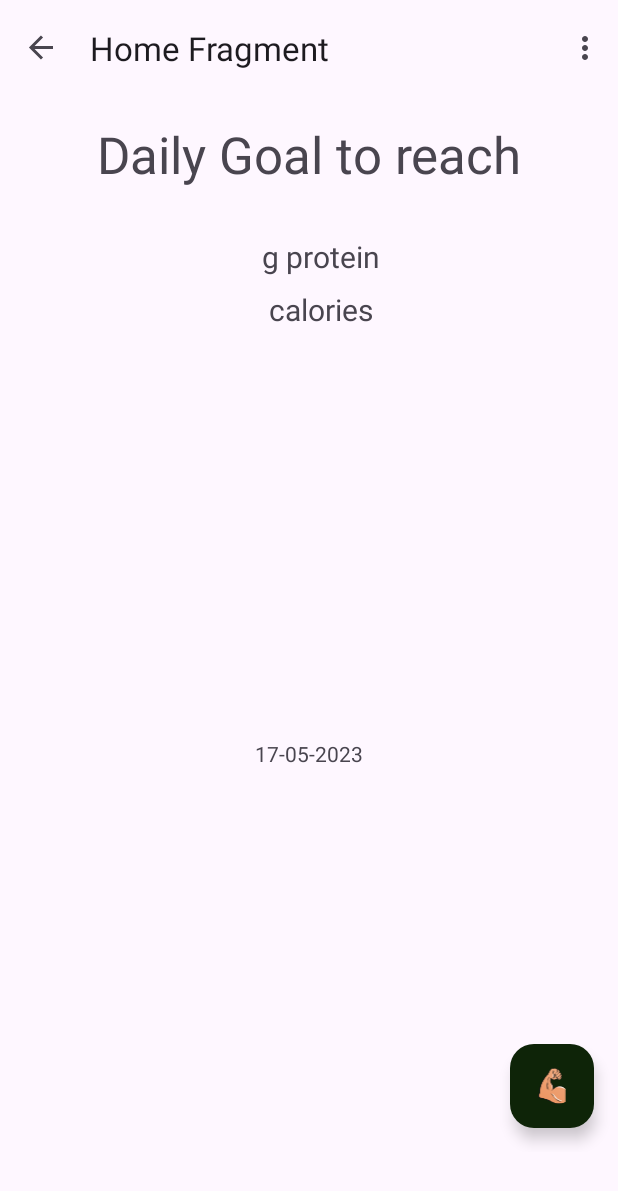
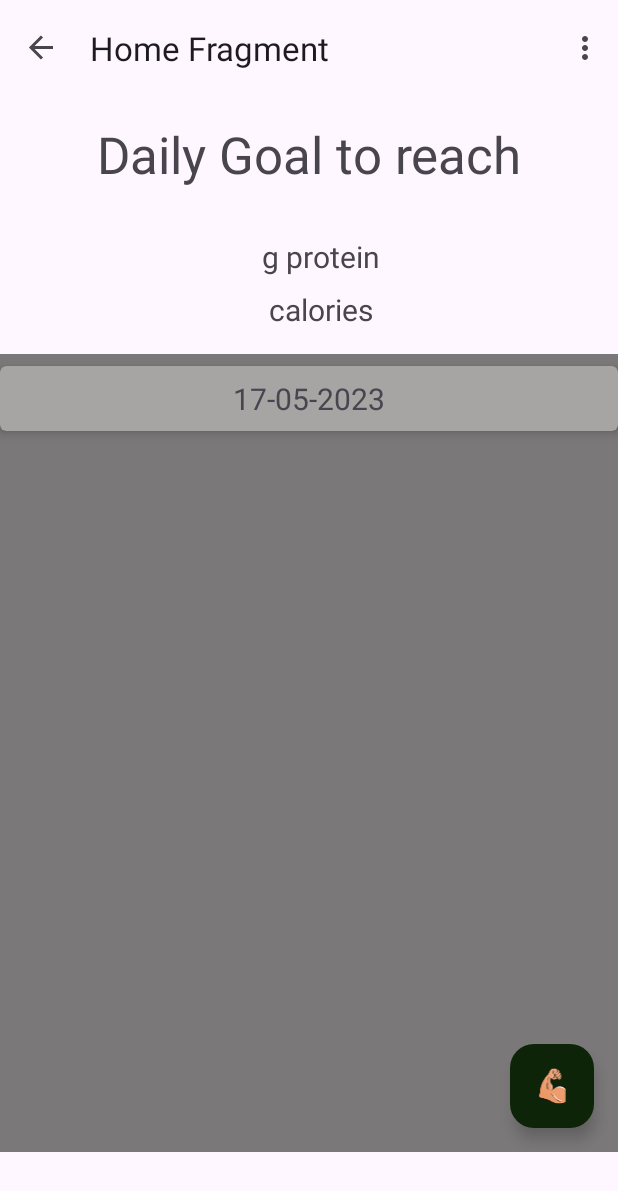
Before and after one commit to ThaneBuhanan/CalorieCounter, an Android app: the HomeFragment screen opened through its navigation route, on a phone screen of 412 x 824 dp. Shown: the top 1191 px of the screen. Run offline under Robolectric (Android 15) with nearby library versions, the phone set to English and light mode, and no system bars; our stand-ins replace Room's generated code, data binding, navigation-ui; 4 statements that could not run were skipped.

Commit message:
styled home fragment recycler view.

```diff
--- a/app/src/main/res/layout/fragment_home.xml
+++ b/app/src/main/res/layout/fragment_home.xml
@@ -97,9 +97,8 @@
             android:id="@+id/list_of_days"
             android:layout_width="match_parent"
             android:layout_height="0dp"
-            android:layout_marginStart="8dp"
             android:layout_marginTop="16dp"
-            android:layout_marginEnd="8dp"
+            android:background="@color/grey"
             app:layout_constraintBottom_toBottomOf="parent"
             app:layout_constraintEnd_toEndOf="parent"
             app:layout_constraintStart_toStartOf="parent"
--- a/app/src/main/res/layout/list_item_day.xml
+++ b/app/src/main/res/layout/list_item_day.xml
@@ -1,26 +1,27 @@
 <?xml version="1.0" encoding="utf-8"?>
-<layout xmlns:app="http://schemas.android.com/apk/res-auto"
-    xmlns:android="http://schemas.android.com/apk/res/android">
+<layout xmlns:android="http://schemas.android.com/apk/res/android"
+    xmlns:app="http://schemas.android.com/apk/res-auto"
+    xmlns:tools="http://schemas.android.com/tools">
 
     <data>
 
     </data>
 
-    <androidx.constraintlayout.widget.ConstraintLayout
+    <androidx.cardview.widget.CardView
         android:layout_width="match_parent"
-        android:layout_height="match_parent">
+        android:layout_height="wrap_content"
+        android:layout_marginTop="8dp"
+        android:backgroundTint="@color/lightGrey"
+        app:cardCornerRadius="4dp"
+        app:cardElevation="4dp">
 
         <TextView
             android:id="@+id/dayView"
-            android:layout_width="wrap_content"
+            android:layout_width="match_parent"
             android:layout_height="wrap_content"
-            app:layout_constraintBottom_toBottomOf="parent"
-            app:layout_constraintEnd_toEndOf="parent"
-            app:layout_constraintStart_toStartOf="parent"
-            app:layout_constraintTop_toTopOf="parent"
-            />
-
-    </androidx.constraintlayout.widget.ConstraintLayout>
-
-
+            android:layout_margin="8dp"
+            android:gravity="center"
+            android:textSize="20sp"
+            tools:text="18-05-2023" />
+    </androidx.cardview.widget.CardView>
 </layout>
--- a/app/src/main/res/values/colors.xml
+++ b/app/src/main/res/values/colors.xml
@@ -5,4 +5,7 @@
     <color name="darkGreen">#0E2408</color>
     <color name="tan">#EFA77C</color>
     <color name="moreTan">#EC9663</color>
+    <color name="lightGrey">#A7A4A4</color>
+    <color name="grey">#7A7878</color>
+
 </resources>
```
